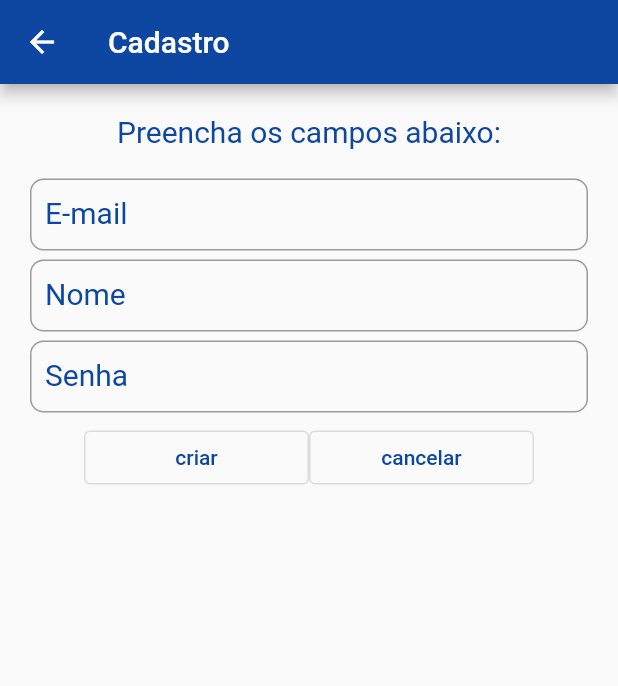
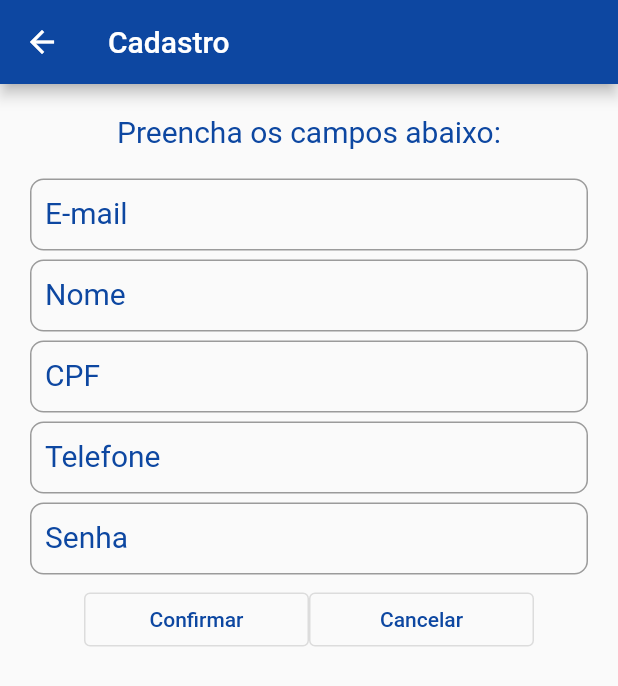
Before and after one commit to TheMarostica/Projeto01-Flutter, a Flutter app: the TelaCadastro screen opened by its route, on a phone screen of 412 x 824 dp. Shown: the top 686 px of the screen. Run offline on Flutter 3.47's test engine with Material 2 defaults, Android fonts, the phone set to English and light mode, and no system bars; our stand-ins replace cloud_firestore, firebase_auth, firebase_core; accounts and stored records are empty.

Commit message:
Nova Versão

```diff
--- a/lib/cadastro.dart
+++ b/lib/cadastro.dart
@@ -1,3 +1,4 @@
+import 'package:cloud_firestore/cloud_firestore.dart';
 import 'package:firebase_auth/firebase_auth.dart';
 import 'package:flutter/material.dart';
 
@@ -9,13 +10,16 @@ class TelaCadastro extends StatefulWidget {
 }
 
 class _TelaCadastroState extends State<TelaCadastro> {
-
+  var cpf = TextEditingController();
   var nome = TextEditingController();
   var email = TextEditingController();
   var senha = TextEditingController();
+  var telefone = TextEditingController();
 
   @override
   Widget build(BuildContext context) {
+    var id = ModalRoute.of(context)?.settings.arguments;
+
     return Scaffold(
       appBar: AppBar(
         backgroundColor: Colors.blue.shade900, // ou Color(0xFF0D47A1),
@@ -95,6 +99,62 @@ class _TelaCadastroState extends State<TelaCadastro> {
 
                   Padding(padding: EdgeInsets.all(3)),
 
+                  TextField( //campo do cpf
+                    controller: cpf,
+                    decoration: InputDecoration(
+                      contentPadding: EdgeInsets.fromLTRB(10, 0, 0, 0),
+
+                      border: OutlineInputBorder(
+                        borderRadius: BorderRadius.all(Radius.circular(9)),
+
+                        borderSide: BorderSide(
+                          color: Colors.blue.shade900,
+                        ),
+
+                      ),
+
+                      labelText: 'CPF',
+                      labelStyle: TextStyle(
+                        fontSize: 20,
+                        color: Colors.blue.shade900,
+                      ),
+
+                      hintText: 'Digite seu CPF',
+                      hintStyle: TextStyle(color: Colors.black12),
+
+                    ),
+                  ),
+
+                  Padding(padding: EdgeInsets.all(3)),
+
+                  TextField( //campo do telefone
+                    controller: telefone,
+                    decoration: InputDecoration(
+                      contentPadding: EdgeInsets.fromLTRB(10, 0, 0, 0),
+
+                      border: OutlineInputBorder(
+                        borderRadius: BorderRadius.all(Radius.circular(9)),
+
+                        borderSide: BorderSide(
+                          color: Colors.blue.shade900,
+                        ),
+
+                      ),
+
+                      labelText: 'Telefone',
+                      labelStyle: TextStyle(
+                        fontSize: 20,
+                        color: Colors.blue.shade900,
+                      ),
+
+                      hintText: 'Digite seu Telefone',
+                      hintStyle: TextStyle(color: Colors.black12),
+
+                    ),
+                  ),
+
+                  Padding(padding: EdgeInsets.all(3)),
+
                   TextField( //campo da senha
                     controller: senha,
                     obscureText: true,
@@ -128,16 +188,37 @@ class _TelaCadastroState extends State<TelaCadastro> {
                     width: 150,
                     child: OutlinedButton(
                       child: Text(
-                        'criar',
+                        'Confirmar',
                         style: TextStyle(
                           color: Colors.blue.shade900,
                         ),
                       ),
 
-                      //criando a conta
+                      //criando o usuário
                       onPressed: () {
+                        if (id == null){
+                          //
+                          // ADICIONAR um NOVO DOCUMENTO
+                          //
+                          FirebaseFirestore.instance.collection('usuario').add({
+                            'email': email.text,
+                            'nome': nome.text,
+                            'cpf': cpf.text,
+                            'telefone': telefone.text,
+                          });
+
+                        }else{
+                          //
+                          // ATUALIZAR UM DOCUMENTO EXISTENTE
+                          //
+                          FirebaseFirestore.instance.collection('usuario').doc(id.toString()).set({
+                            'email': email.text,
+                            'nome': nome.text,
+                            'cpf': cpf.text,
+                            'telefone': telefone.text,
+                          });
+                        }
                         criarConta(
-                          nome.text,
                           email.text,
                           senha.text,
                         );
@@ -149,7 +230,7 @@ class _TelaCadastroState extends State<TelaCadastro> {
                     width: 150,
                     child: OutlinedButton(
                       child: Text(
-                        'cancelar',
+                        'Cancelar',
                         style: TextStyle(
                           color: Colors.blue.shade900,
                         ),
@@ -161,18 +242,13 @@ class _TelaCadastroState extends State<TelaCadastro> {
                   ),
                 ],
               ),
-
             ],
-
           ),
-
         ),
-
       ),
-
     );
   }
-  void criarConta(nome, email, senha) {
+  void criarConta(email, senha) {
 
     FirebaseAuth.instance.
         createUserWithEmailAndPassword(email: email, password: senha)
--- a/lib/home.dart
+++ b/lib/home.dart
@@ -18,7 +18,7 @@ class _TelaHomeState extends State<TelaHome> {
         title: Row(
           children: [
             Text('Menu'),
-            SizedBox(width: 240,),
+            SizedBox(width: 170,),
             Icon(Icons.perm_identity),
             Text(obj),
           ],
```
Also changed, not shown: lib/cadastro_meta.dart (added, +144 -0 lines), lib/main.dart (+8 -1 lines), lib/metas.dart (+9 -22 lines).
